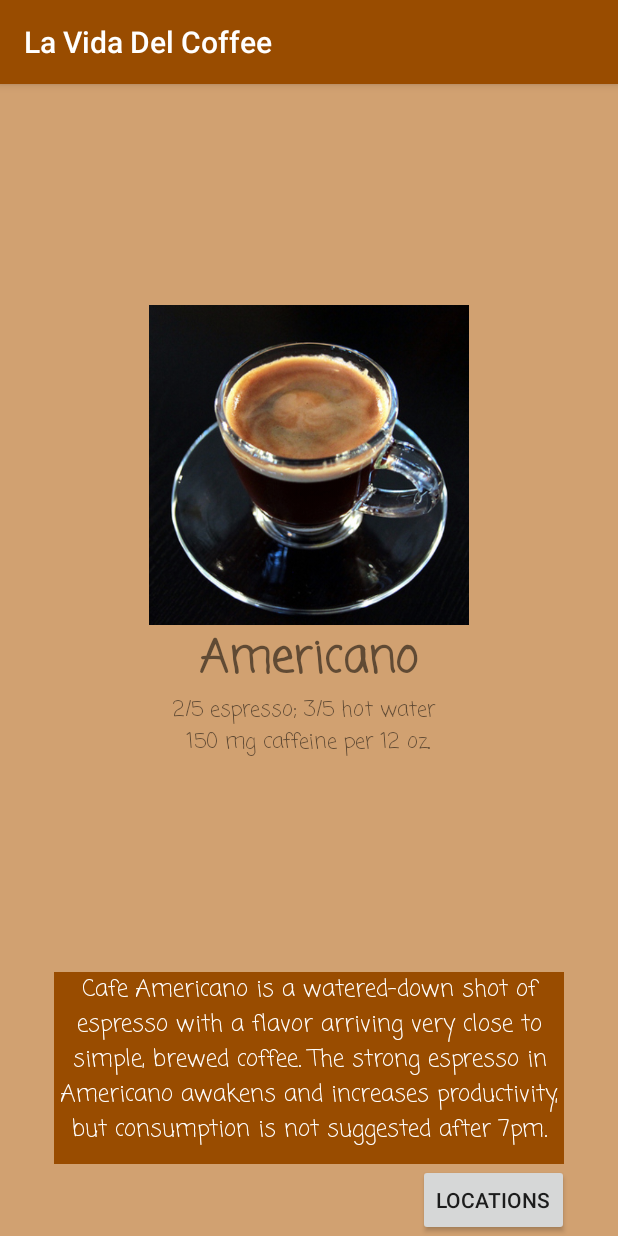
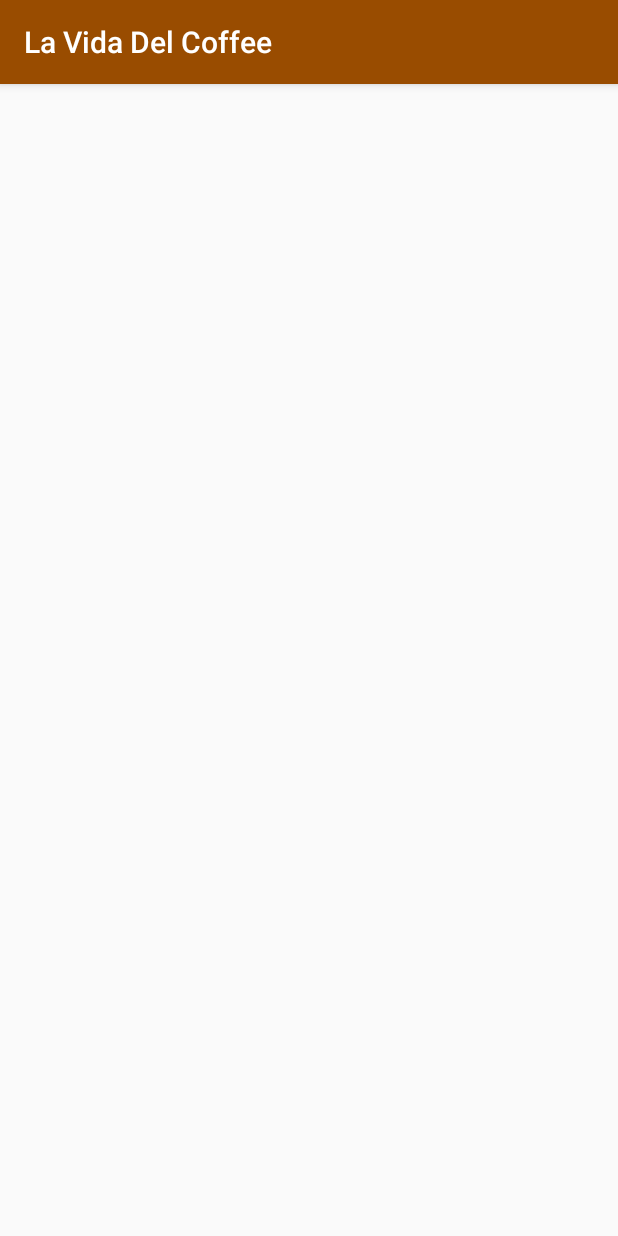
Before and after one commit to hafsah786/LaVidaDelCoffee, an Android app: the iceAmericanoActivity screen opened directly, with no data from a screen before it, on a phone screen of 412 x 824 dp. Run offline under Robolectric (Android 15) with nearby library versions, the phone set to English and light mode, and no system bars.

Commit message:
commented out iced coffee pages

```diff
--- a/app/src/main/res/layout/activity_ice_americano.xml
+++ b/app/src/main/res/layout/activity_ice_americano.xml
@@ -6,80 +6,80 @@
     android:layout_height="match_parent"
     tools:context="com.smithjterm.lavidadelcoffee.iceAmericanoActivity">
 
-    <RelativeLayout
-        android:layout_width="match_parent"
-        android:layout_height="match_parent"
-        android:background="@color/lightBrown"
-        app:layout_constraintBottom_toBottomOf="parent"
-        app:layout_constraintEnd_toEndOf="parent"
-        app:layout_constraintStart_toStartOf="parent"
-        app:layout_constraintTop_toTopOf="parent">
+    <!--<RelativeLayout-->
+        <!--android:layout_width="match_parent"-->
+        <!--android:layout_height="match_parent"-->
+        <!--android:background="@color/lightBrown"-->
+        <!--app:layout_constraintBottom_toBottomOf="parent"-->
+        <!--app:layout_constraintEnd_toEndOf="parent"-->
+        <!--app:layout_constraintStart_toStartOf="parent"-->
+        <!--app:layout_constraintTop_toTopOf="parent">-->
 
-        <ImageView
-            android:id="@+id/imageView"
-            android:layout_width="335dp"
-            android:layout_height="213dp"
-            android:layout_above="@+id/latteText"
-            android:layout_centerHorizontal="true"
-            app:layout_constraintEnd_toEndOf="parent"
-            app:layout_constraintRight_toRightOf="parent"
-            app:srcCompat="@drawable/americano"
-            tools:layout_editor_absoluteY="2dp" />
+        <!--<ImageView-->
+            <!--android:id="@+id/imageView"-->
+            <!--android:layout_width="335dp"-->
+            <!--android:layout_height="213dp"-->
+            <!--android:layout_above="@+id/latteText"-->
+            <!--android:layout_centerHorizontal="true"-->
+            <!--app:layout_constraintEnd_toEndOf="parent"-->
+            <!--app:layout_constraintRight_toRightOf="parent"-->
+            <!--app:srcCompat="@drawable/americano"-->
+            <!--tools:layout_editor_absoluteY="2dp" />-->
 
-        <TextView
-            android:id="@+id/latteText"
-            android:layout_width="wrap_content"
-            android:layout_height="wrap_content"
-            android:layout_centerHorizontal="true"
-            android:layout_centerVertical="true"
-            android:fontFamily="casual"
-            android:text="@string/americanoText"
-            android:textAlignment="center"
-            android:textSize="30sp"
-            android:textStyle="bold"
-            tools:layout_editor_absoluteX="155dp"
-            tools:layout_editor_absoluteY="819dp" />
+        <!--<TextView-->
+            <!--android:id="@+id/latteText"-->
+            <!--android:layout_width="wrap_content"-->
+            <!--android:layout_height="wrap_content"-->
+            <!--android:layout_centerHorizontal="true"-->
+            <!--android:layout_centerVertical="true"-->
+            <!--android:fontFamily="casual"-->
+            <!--android:text="@string/americanoText"-->
+            <!--android:textAlignment="center"-->
+            <!--android:textSize="30sp"-->
+            <!--android:textStyle="bold"-->
+            <!--tools:layout_editor_absoluteX="155dp"-->
+            <!--tools:layout_editor_absoluteY="819dp" />-->
 
-        <TextView
-            android:id="@+id/latteInfo"
-            android:layout_width="247dp"
-            android:layout_height="43dp"
-            android:layout_below="@+id/latteText"
-            android:layout_centerHorizontal="true"
-            android:fontFamily="casual"
-            android:text="@string/americanoInfo"
-            android:textAlignment="center"
-            app:layout_constraintEnd_toEndOf="parent"
-            app:layout_constraintRight_toRightOf="parent"
-            tools:layout_editor_absoluteY="272dp" />
+        <!--<TextView-->
+            <!--android:id="@+id/latteInfo"-->
+            <!--android:layout_width="247dp"-->
+            <!--android:layout_height="43dp"-->
+            <!--android:layout_below="@+id/latteText"-->
+            <!--android:layout_centerHorizontal="true"-->
+            <!--android:fontFamily="casual"-->
+            <!--android:text="@string/americanoInfo"-->
+            <!--android:textAlignment="center"-->
+            <!--app:layout_constraintEnd_toEndOf="parent"-->
+            <!--app:layout_constraintRight_toRightOf="parent"-->
+            <!--tools:layout_editor_absoluteY="272dp" />-->
 
-        <TextView
-            android:id="@+id/latteContent"
-            android:layout_width="340dp"
-            android:layout_height="128dp"
-            android:layout_above="@+id/button"
-            android:layout_centerHorizontal="true"
-            android:layout_marginTop="10dp"
-            android:background="@color/colorBrown"
-            android:fontFamily="casual"
-            android:text="@string/americanoDescription"
-            android:textAlignment="center"
-            android:textAppearance="@style/TextAppearance.AppCompat.Medium"
-            android:textColor="@android:color/background_light"
-            android:textSize="15sp"
-            tools:layout_editor_absoluteX="46dp"
-            tools:layout_editor_absoluteY="524dp" />
+        <!--<TextView-->
+            <!--android:id="@+id/latteContent"-->
+            <!--android:layout_width="340dp"-->
+            <!--android:layout_height="128dp"-->
+            <!--android:layout_above="@+id/button"-->
+            <!--android:layout_centerHorizontal="true"-->
+            <!--android:layout_marginTop="10dp"-->
+            <!--android:background="@color/colorBrown"-->
+            <!--android:fontFamily="casual"-->
+            <!--android:text="@string/americanoDescription"-->
+            <!--android:textAlignment="center"-->
+            <!--android:textAppearance="@style/TextAppearance.AppCompat.Medium"-->
+            <!--android:textColor="@android:color/background_light"-->
+            <!--android:textSize="15sp"-->
+            <!--tools:layout_editor_absoluteX="46dp"-->
+            <!--tools:layout_editor_absoluteY="524dp" />-->
 
-        <Button
-            android:id="@+id/button"
-            android:layout_width="wrap_content"
-            android:layout_height="wrap_content"
-            android:layout_alignParentBottom="true"
-            android:layout_toEndOf="@+id/latteText"
-            android:onClick="locationAct"
-            android:text="@string/locationButton" />
+        <!--<Button-->
+            <!--android:id="@+id/button"-->
+            <!--android:layout_width="wrap_content"-->
+            <!--android:layout_height="wrap_content"-->
+            <!--android:layout_alignParentBottom="true"-->
+            <!--android:layout_toEndOf="@+id/latteText"-->
+            <!--android:onClick="locationAct"-->
+            <!--android:text="@string/locationButton" />-->
 
 
-    </RelativeLayout>
+    <!--</RelativeLayout>-->
 
 </android.support.constraint.ConstraintLayout>
```
